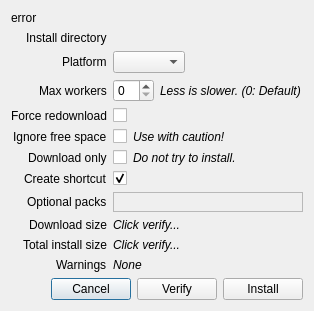
This is rare/ui/components/dialogs/install_dialog.ui in RareDevs/Rare as Qt 5 draws it before an edit. The edited form follows.
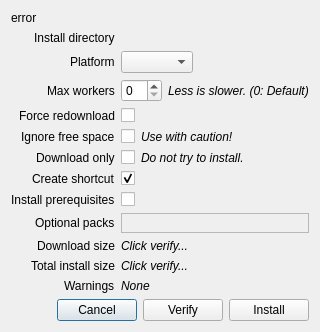
This is the edited form.

Commit message: Update install prequisites, which raised an error

The edit to the form file:
```diff
--- a/rare/ui/components/dialogs/install_dialog.ui
+++ b/rare/ui/components/dialogs/install_dialog.ui
@@ -7,7 +7,7 @@
     <x>0</x>
     <y>0</y>
     <width>324</width>
-    <height>344</height>
+    <height>347</height>
    </rect>
   </property>
   <property name="windowTitle">
@@ -190,14 +190,14 @@
      </property>
     </widget>
    </item>
-   <item row="8" column="0">
+   <item row="9" column="0">
     <widget class="QLabel" name="sdl_list_label">
      <property name="text">
       <string>Optional packs</string>
      </property>
     </widget>
    </item>
-   <item row="8" column="1">
+   <item row="9" column="1">
     <widget class="QFrame" name="sdl_list_frame">
      <property name="frameShape">
       <enum>QFrame::StyledPanel</enum>
@@ -212,14 +212,14 @@
      </layout>
     </widget>
    </item>
-   <item row="9" column="0">
+   <item row="11" column="0">
     <widget class="QLabel" name="download_size_label">
      <property name="text">
       <string>Download size</string>
      </property>
     </widget>
    </item>
-   <item row="9" column="1">
+   <item row="11" column="1">
     <widget class="QLabel" name="download_size_info_label">
      <property name="font">
       <font>
@@ -231,14 +231,14 @@
      </property>
     </widget>
    </item>
-   <item row="10" column="0">
+   <item row="12" column="0">
     <widget class="QLabel" name="install_size_label">
      <property name="text">
       <string>Total install size</string>
      </property>
     </widget>
    </item>
-   <item row="10" column="1">
+   <item row="12" column="1">
     <widget class="QLabel" name="install_size_info_label">
      <property name="font">
       <font>
@@ -253,7 +253,7 @@
      </property>
     </widget>
    </item>
-   <item row="11" column="1">
+   <item row="13" column="1">
     <widget class="QLabel" name="warn_message">
      <property name="font">
       <font>
@@ -268,14 +268,14 @@
      </property>
     </widget>
    </item>
-   <item row="11" column="0">
+   <item row="13" column="0">
     <widget class="QLabel" name="warn_label">
      <property name="text">
       <string>Warnings</string>
      </property>
     </widget>
    </item>
-   <item row="12" column="0" colspan="2">
+   <item row="14" column="0" colspan="2">
     <layout class="QHBoxLayout" name="button_layout">
      <item>
       <spacer name="button_hspacer">
@@ -313,6 +313,20 @@
      </item>
     </layout>
    </item>
+   <item row="8" column="0">
+    <widget class="QLabel" name="install_preqs_lbl">
+     <property name="text">
+      <string>Install prerequisites</string>
+     </property>
+    </widget>
+   </item>
+   <item row="8" column="1">
+    <widget class="QCheckBox" name="install_preqs_check">
+     <property name="text">
+      <string/>
+     </property>
+    </widget>
+   </item>
   </layout>
  </widget>
  <resources/>
```
The commit also changes 4 other files.
